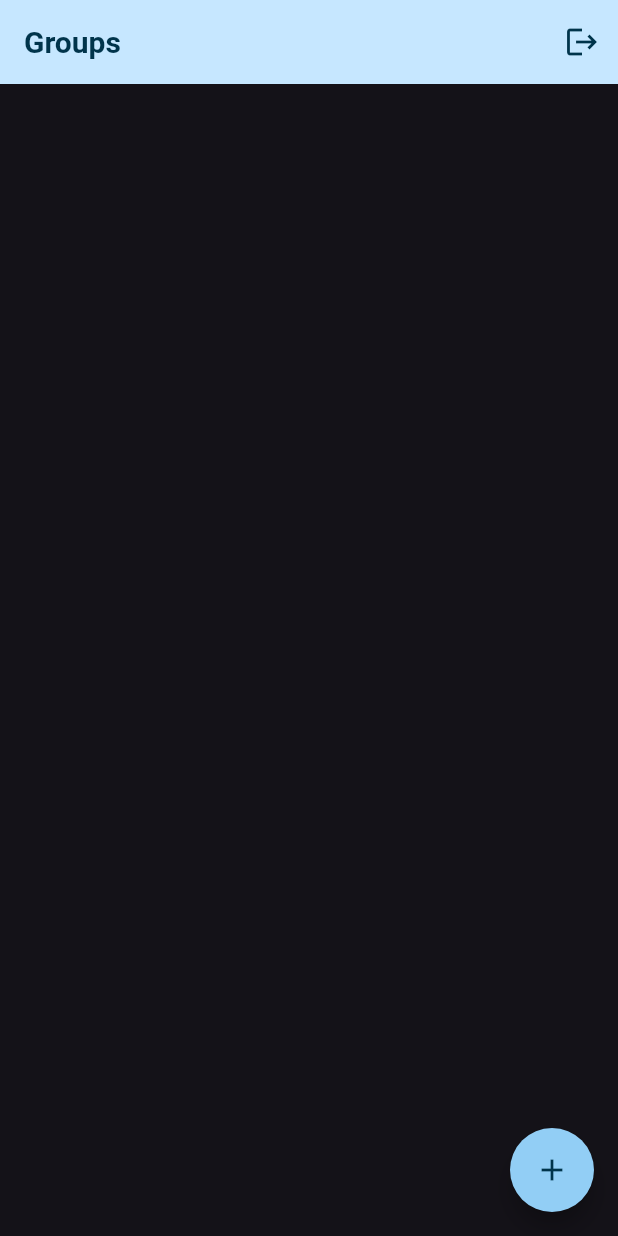
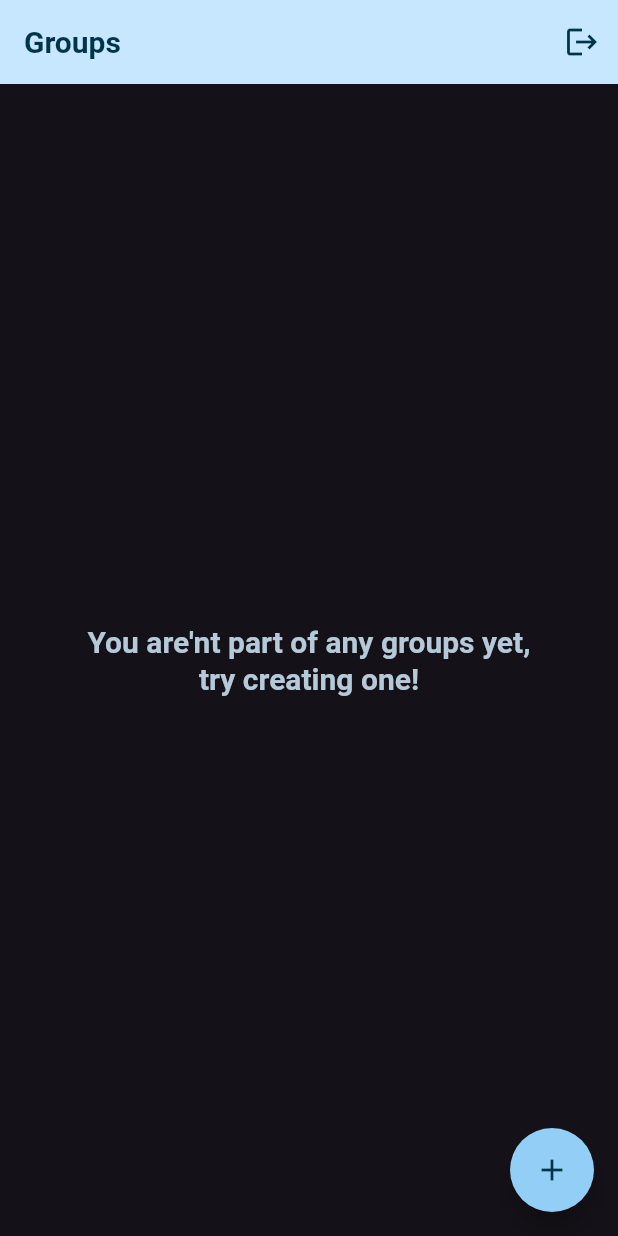
Before and after one commit to harasees-singh/splitwise-pro, a Flutter app: the screen it shows once a user with an empty profile is signed in, on a phone screen of 412 x 824 dp. Run offline on Flutter 3.47's test engine with Material 3 defaults, Android fonts, the phone set to English and light mode, and no system bars; our stand-ins replace cloud_firestore, firebase_auth, firebase_core, firebase_messaging, firebase_storage, flutter_image_compress and 1 more; missing offline and left inert: dart:html, image_picker_web, universal_html; accounts and stored records are empty.

Commit message:
minor tweaks

```diff
--- a/lib/screens/groups.dart
+++ b/lib/screens/groups.dart
@@ -3,7 +3,7 @@ import 'package:firebase_auth/firebase_auth.dart';
 import 'package:flutter/material.dart';
 import 'package:flutter/services.dart';
 import 'package:splitwise_pro/screens/add_group.dart';
-import 'package:splitwise_pro/screens/tabs.dart';
+import 'package:splitwise_pro/screens/tabs/tabs.dart';
 
 class GroupsScreen extends StatelessWidget {
   const GroupsScreen({super.key});
@@ -60,6 +60,22 @@ class GroupsScreen extends StatelessWidget {
               );
             }
             final groups = snapshot.data!.docs;
+
+            if (groups.isEmpty) {
+              return Padding(
+                padding: const EdgeInsets.all(50),
+                child: Center(
+                  child: Text(
+                    'You are\'nt part of any groups yet, try creating one!',
+                    textAlign: TextAlign.center,
+                    style: Theme.of(context)
+                        .textTheme
+                        .titleLarge!
+                        .copyWith(color: Theme.of(context).colorScheme.secondary),
+                  ),
+                ),
+              );
+            }
             return ListView.builder(
               itemCount: groups.length,
               itemBuilder: (ctx, index) => ListTile(
@@ -73,7 +89,7 @@ class GroupsScreen extends StatelessWidget {
                 onTap: () {
                   Navigator.of(context).push(
                     MaterialPageRoute(
-                      builder: (ctx) => TabsScreen(groupId: groups[index].id),
+                      builder: (ctx) => TabsScreen(groupId: groups[index].id, groupName: groups[index]['name']),
                     ),
                   );
                 },
--- a/lib/screens/logs.dart
+++ b/lib/screens/tabs/logs.dart
@@ -9,9 +9,10 @@ import 'package:splitwise_pro/widgets/transaction_tile.dart';
 import 'package:splitwise_pro/widgets/user_avatar.dart';
 
 class LogsScreen extends StatelessWidget {
-  const LogsScreen({Key? key, required this.groupId}) : super(key: key);
+  const LogsScreen({Key? key, required this.groupId, required this.groupName}) : super(key: key);
 
   final String groupId;
+  final String groupName;
   final String envSuffix = kReleaseMode ? '-prod' : '-dev';
 
   List<QueryDocumentSnapshot<dynamic>> getTimeSortedLogs(List<QueryDocumentSnapshot<dynamic>> transactionsList) {
@@ -26,7 +27,7 @@ class LogsScreen extends StatelessWidget {
   @override
   Widget build(BuildContext context) {
     return Scaffold(
-      appBar: AppBar(title: const Text('Logs'), centerTitle: false,),
+      appBar: AppBar(title: Text('$groupName : Logs'), centerTitle: false,),
       body: StreamBuilder(
         stream: FirebaseFirestore.instance
             .collection('logs$envSuffix')
--- a/lib/screens/overview.dart
+++ b/lib/screens/tabs/overview.dart
@@ -5,15 +5,16 @@ import 'package:flutter/material.dart';
 import 'package:splitwise_pro/widgets/overview_card.dart';
 
 class OverviewScreen extends StatelessWidget {
-  const OverviewScreen({Key? key, required this.groupId}) : super(key: key);
+  const OverviewScreen({Key? key, required this.groupId, required this.groupName}) : super(key: key);
 
   final String groupId;
+  final String groupName;
   @override
   Widget build(BuildContext context) {
     String envSuffix = kReleaseMode ? '-prod' : '-dev';
     return Scaffold(
       appBar: AppBar(
-        title: const Text('Overview'),
+        title: Text('$groupName : Overview'),
         centerTitle: false,
       ),
       body: StreamBuilder(
--- a/lib/screens/settle_up.dart
+++ b/lib/screens/tabs/settle_up.dart
@@ -8,10 +8,11 @@ import 'package:splitwise_pro/util/helper/add_transaction.dart';
 import 'package:splitwise_pro/widgets/dropdown.dart';
 
 class SettleUpScreen extends StatefulWidget {
-  const SettleUpScreen({Key? key, required this.setIndex, required this.groupId}) : super(key: key);
+  const SettleUpScreen({Key? key, required this.setIndex, required this.groupId, required this.groupName}) : super(key: key);
 
   final void Function(int) setIndex;
   final String groupId;
+  final String groupName;
 
   @override
   State<SettleUpScreen> createState() => _SettleUpScreenState();
@@ -141,7 +142,7 @@ class _SettleUpScreenState extends State<SettleUpScreen> {
   Widget build(BuildContext context) {
     return Scaffold(
       appBar: AppBar(
-        title: const Text('Settle Up'),
+        title: Text('${widget.groupName} : Settle Up'),
         centerTitle: false,
       ),
       body: Padding(
--- a/lib/screens/verify_email.dart
+++ b/lib/screens/verify_email.dart
@@ -3,7 +3,7 @@ import 'package:cloud_firestore/cloud_firestore.dart';
 import 'package:firebase_auth/firebase_auth.dart';
 import 'package:flutter/material.dart';
 import 'package:splitwise_pro/screens/groups.dart';
-import 'package:splitwise_pro/screens/tabs.dart';
+import 'package:splitwise_pro/screens/tabs/tabs.dart';
 
 class VerifyEmailScreen extends StatefulWidget {
   const VerifyEmailScreen({Key? key}) : super(key: key);
```
Also changed, not shown: lib/screens/tabs/home.dart (renamed from lib/screens/home.dart, +4 -3 lines), lib/screens/tabs/tabs.dart (renamed from lib/screens/tabs.dart, +13 -6 lines).
